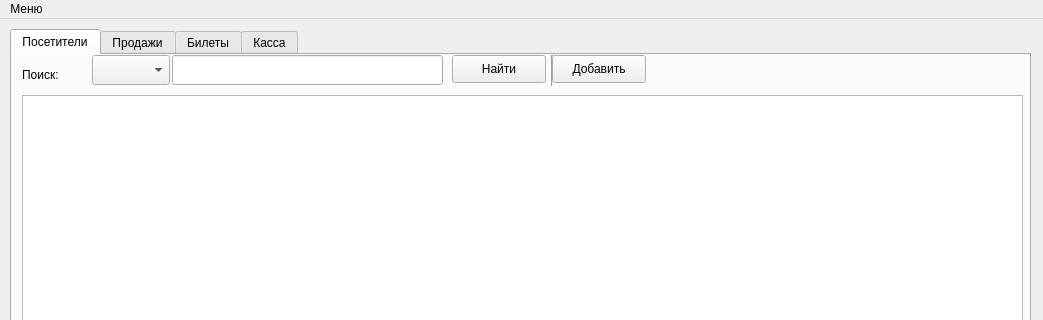
Before: the Qt Designer form forms/main_form.ui in MarcusStill/PyMASL, drawn with Qt 5; both pictures show x 0 to 1043 and y 0 to 320 of the 1043 by 666 pixel window.
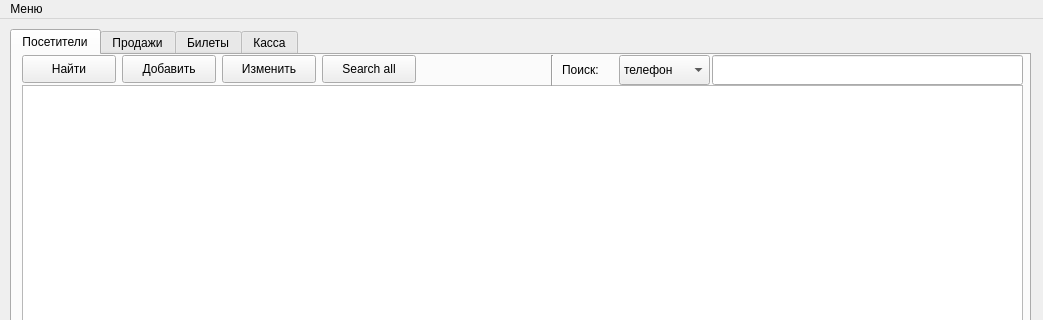
After: the same form once the commit is applied.

Commit message: + fix main form + add query search all clients

The edit to the form file:
```diff
--- a/forms/main_form.ui
+++ b/forms/main_form.ui
@@ -33,10 +33,10 @@
      <widget class="QLabel" name="label">
       <property name="geometry">
        <rect>
-        <x>10</x>
-        <y>10</y>
+        <x>550</x>
+        <y>-1</y>
         <width>63</width>
-        <height>20</height>
+        <height>31</height>
        </rect>
       </property>
       <property name="text">
@@ -46,19 +46,34 @@
      <widget class="QComboBox" name="comboBox">
       <property name="geometry">
        <rect>
-        <x>80</x>
+        <x>607</x>
         <y>0</y>
-        <width>78</width>
+        <width>91</width>
         <height>30</height>
        </rect>
       </property>
+      <item>
+       <property name="text">
+        <string>телефон</string>
+       </property>
+      </item>
+      <item>
+       <property name="text">
+        <string>фамилия</string>
+       </property>
+      </item>
+      <item>
+       <property name="text">
+        <string>имя</string>
+       </property>
+      </item>
      </widget>
      <widget class="QLineEdit" name="lineEdit">
       <property name="geometry">
        <rect>
-        <x>160</x>
+        <x>700</x>
         <y>0</y>
-        <width>271</width>
+        <width>311</width>
         <height>30</height>
        </rect>
       </property>
@@ -66,7 +81,7 @@
      <widget class="QPushButton" name="pushButton">
       <property name="geometry">
        <rect>
-        <x>440</x>
+        <x>10</x>
         <y>0</y>
         <width>94</width>
         <height>28</height>
@@ -80,9 +95,9 @@
       <property name="geometry">
        <rect>
         <x>10</x>
-        <y>40</y>
+        <y>30</y>
         <width>1001</width>
-        <height>521</height>
+        <height>531</height>
        </rect>
       </property>
      </widget>
@@ -102,7 +117,7 @@
      <widget class="QPushButton" name="pushButton_2">
       <property name="geometry">
        <rect>
-        <x>540</x>
+        <x>110</x>
         <y>0</y>
         <width>94</width>
         <height>28</height>
@@ -112,6 +127,32 @@
        <string>Добавить</string>
       </property>
      </widget>
+     <widget class="QPushButton" name="pushButton_3">
+      <property name="geometry">
+       <rect>
+        <x>210</x>
+        <y>0</y>
+        <width>94</width>
+        <height>28</height>
+       </rect>
+      </property>
+      <property name="text">
+       <string>Изменить</string>
+      </property>
+     </widget>
+     <widget class="QPushButton" name="pushButton_4">
+      <property name="geometry">
+       <rect>
+        <x>310</x>
+        <y>0</y>
+        <width>94</width>
+        <height>28</height>
+       </rect>
+      </property>
+      <property name="text">
+       <string>Search all</string>
+      </property>
+     </widget>
     </widget>
     <widget class="QWidget" name="sales">
      <attribute name="title">
```
The commit also changes 3 other files.
